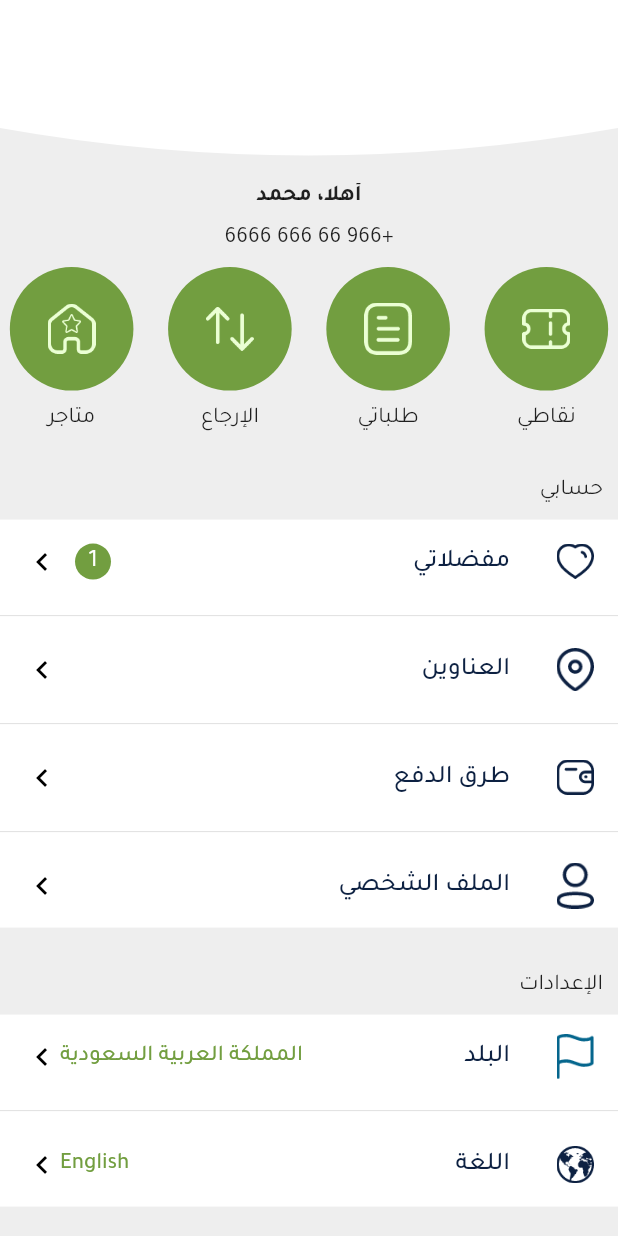
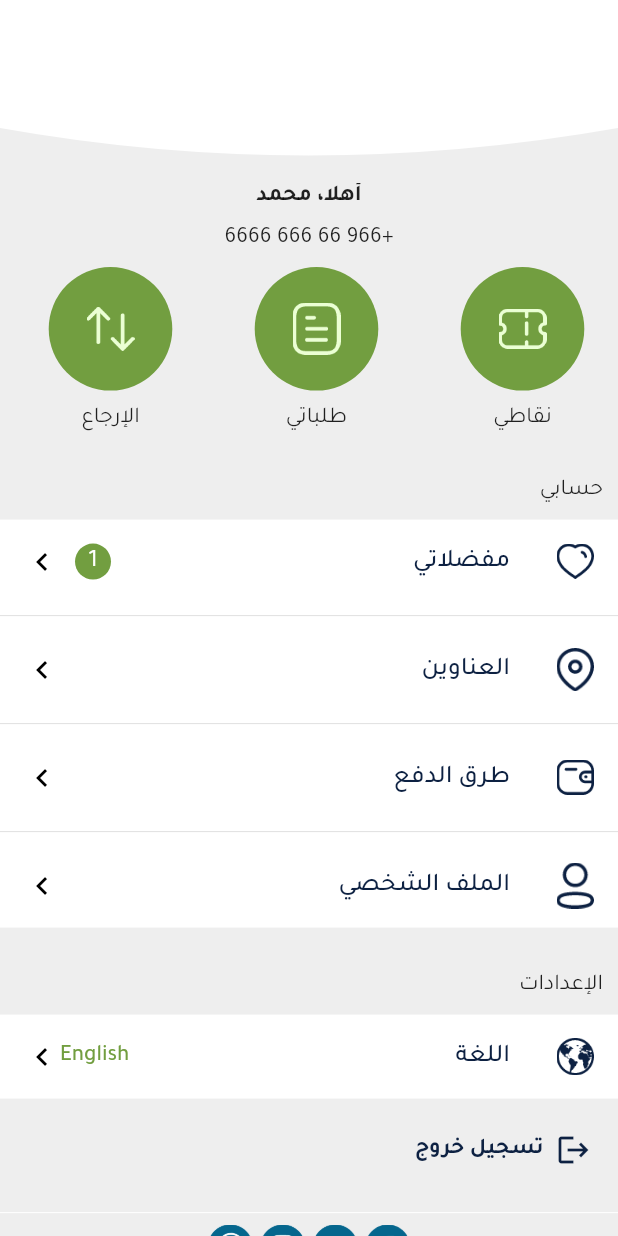
Before and after one commit to zamalex/waterApp, a Flutter app: the AccountScreen screen opened directly, on a phone screen of 412 x 824 dp. Run offline on Flutter 3.47's test engine with Material 2 defaults, Android fonts, the light colour scheme and no system bars; our stand-ins replace carousel_slider, dotted_border, flutter_chat_bubble.

Commit message:
'initial'

```diff
--- a/lib/account.dart
+++ b/lib/account/account.dart
@@ -1,8 +1,8 @@
 import 'package:flutter/material.dart';
-import 'package:water/addresses.dart';
-import 'package:water/orders.dart';
+import 'package:water/address/addresses.dart';
+import 'package:water/orders/orders.dart';
 
-import 'clip_shapes.dart';
+import '../clip_shapes.dart';
 
 class AccountScreen extends StatelessWidget {
   static const green = Color.fromRGBO(114, 158, 64, 1);
@@ -120,7 +120,7 @@ class AccountScreen extends StatelessWidget {
                   SizedBox(
                     width: 10,
                   ),
-                  Expanded(
+               /*   Expanded(
                     child: Column(
                       children: [
                         CircleAvatar(
@@ -137,7 +137,7 @@ class AccountScreen extends StatelessWidget {
                         Text('متاجر')
                       ],
                     ),
-                  ),
+                  ),*/
                 ],
               ),
               SizedBox(
@@ -193,12 +193,12 @@ class AccountScreen extends StatelessWidget {
                 color: Colors.white,
                 child: Column(
                   children: [
-                    AccountListTile(
+                 /*   AccountListTile(
                         title: 'البلد',
                         badge: false,
                         text: 'المملكة العربية السعودية',
                         image: 'assets/images/flag.png'),
-                    Divider(),
+                    Divider(),*/
                     AccountListTile(
                         title: 'اللغة',
                         badge: false,
--- a/lib/addresses.dart
+++ b/lib/address/addresses.dart
@@ -1,7 +1,7 @@
 import 'package:flutter/material.dart';
-import 'package:water/addrss_item.dart';
+import 'package:water/address/addrss_item.dart';
 
-import 'clip_shapes.dart';
+import '../clip_shapes.dart';
 
 class AddressesScreen extends StatelessWidget {
   @override
--- a/lib/cart.dart
+++ b/lib/cart/cart.dart
@@ -1,6 +1,6 @@
 import 'package:flutter/material.dart';
 
-import 'clip_shapes.dart';
+import '../clip_shapes.dart';
 
 class CartScreen extends StatelessWidget {
   static const darkBlue = Color.fromRGBO(5, 102, 141, 1);
--- a/lib/home.dart
+++ b/lib/home/home.dart
@@ -1,9 +1,9 @@
 import 'package:flutter/material.dart';
 import 'package:flutter/services.dart';
 import 'package:water/slider.dart';
-import 'package:water/test.dart';
+import 'package:water/home/product_list_item.dart';
 
-import 'clip_shapes.dart';
+import '../clip_shapes.dart';
 
 class HomeScreen extends StatelessWidget {
   @override
@@ -82,7 +82,7 @@ class HomeScreen extends StatelessWidget {
                     height: (MediaQuery.of(context).size.height),
                     child: ListView.builder(
                       // physics: NeverScrollableScrollPhysics(),
-                      itemBuilder: (ctx, i) => TestShape(),
+                      itemBuilder: (ctx, i) => ProductListItem(),
                       itemCount: 10,
                     ),
                   ),
--- a/lib/main.dart
+++ b/lib/main.dart
@@ -1,8 +1,8 @@
 import 'package:flutter/material.dart';
 import 'package:flutter_localizations/flutter_localizations.dart';
-import 'package:water/home.dart';
-import 'package:water/onboarding.dart';
-import 'package:water/order_details.dart';
+import 'package:water/home/home.dart';
+import 'package:water/onboarding/onboarding.dart';
+import 'package:water/order/order_details.dart';
 import 'package:water/slider.dart';
 
 void main() {
--- a/lib/offers.dart
+++ b/lib/offers/offers.dart
@@ -1,6 +1,6 @@
 import 'package:flutter/material.dart';
 
-import 'clip_shapes.dart';
+import '../clip_shapes.dart';
 
 class OffersScreen extends StatelessWidget {
   @override
--- a/lib/onboarding.dart
+++ b/lib/onboarding/onboarding.dart
@@ -2,7 +2,7 @@ import 'package:flutter/material.dart';
 import 'package:water/master.dart';
 import 'package:water/slider.dart';
 
-import 'home.dart';
+import '../home/home.dart';
 
 class OnBoardingScreen extends StatelessWidget {
   @override
--- a/lib/order_details.dart
+++ b/lib/order/order_details.dart
@@ -1,6 +1,6 @@
 import 'package:flutter/material.dart';
-import 'package:water/order_details_list_item.dart';
-import 'clip_shapes.dart';
+import 'package:water/order/order_details_list_item.dart';
+import '../clip_shapes.dart';
 
 class OrderDetailsScreen extends StatelessWidget {
   static const blue = Color.fromRGBO(13, 33, 66, 1);
--- a/lib/order_list_item.dart
+++ b/lib/orders/order_list_item.dart
@@ -1,5 +1,5 @@
 import 'package:flutter/material.dart';
-import 'package:water/order_details.dart';
+import 'package:water/order/order_details.dart';
 
 class OrderListItem extends StatefulWidget {
   @override
--- a/lib/orders.dart
+++ b/lib/orders/orders.dart
@@ -1,7 +1,7 @@
 import 'package:flutter/material.dart';
-import 'package:water/order_list_item.dart';
+import 'package:water/orders/order_list_item.dart';
 
-import 'clip_shapes.dart';
+import '../clip_shapes.dart';
 
 class OrdersScreen extends StatelessWidget {
   @override
--- a/lib/chat.dart
+++ b/lib/support/chat.dart
@@ -3,7 +3,7 @@ import 'package:flutter_chat_bubble/bubble_type.dart';
 import 'package:flutter_chat_bubble/chat_bubble.dart';
 import 'package:flutter_chat_bubble/clippers/chat_bubble_clipper_1.dart';
 
-import 'clip_shapes.dart';
+import '../clip_shapes.dart';
 
 class ChatScreen extends StatelessWidget {
   static const blue = Color.fromRGBO(5, 102, 141, 1);
--- a/lib/main_support.dart
+++ b/lib/support/main_support.dart
@@ -1,8 +1,8 @@
 import 'package:flutter/material.dart';
-import 'package:water/chat.dart';
-import 'package:water/request_support.dart';
+import 'package:water/support/chat.dart';
+import 'package:water/support/request_support.dart';
 
-import 'clip_shapes.dart';
+import '../clip_shapes.dart';
 
 class SupportScreen extends StatelessWidget {
   static const blue = Color.fromRGBO(13, 33, 66, 1);
--- a/lib/request_support.dart
+++ b/lib/support/request_support.dart
@@ -1,7 +1,7 @@
 import 'package:dotted_border/dotted_border.dart';
 import 'package:flutter/material.dart';
 
-import 'clip_shapes.dart';
+import '../clip_shapes.dart';
 
 class RequestSupportScreen extends StatelessWidget {
   static const green = Color.fromRGBO(114, 158, 64, 1);
```
Also changed, not shown: lib/home/product_list_item.dart (renamed from lib/test.dart, +3 -4 lines), lib/master.dart (+17 -16 lines), lib/address/addrss_item.dart (renamed from lib/addrss_item.dart), lib/order/order_details_list_item.dart (renamed from lib/order_details_list_item.dart), pubspec.lock.
